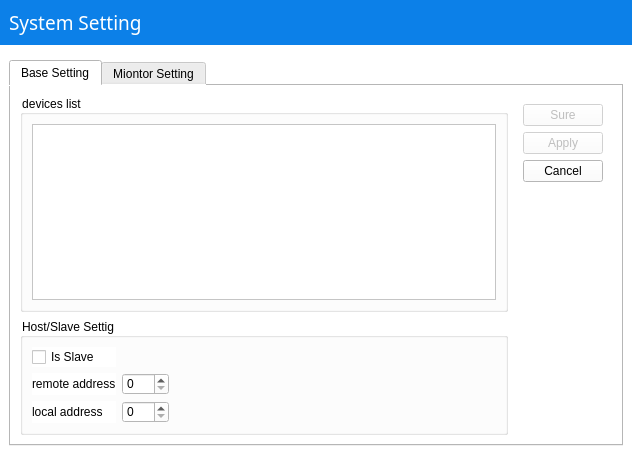
The window that form/settingdialog.ui (kyyblabla/gas_check) describes before a commit, drawn with Qt 5.
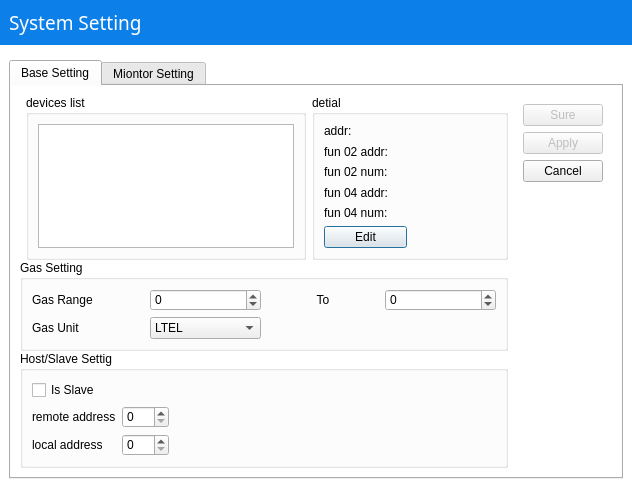
The same window after the commit. Icons and pictures are not drawn. Custom widgets are drawn as their Qt base class.

The edit to the form file:
```diff
--- a/form/settingdialog.ui
+++ b/form/settingdialog.ui
@@ -62,9 +62,11 @@
    <item>
     <widget class="QWidget" name="widget_7" native="true">
      <property name="styleSheet">
-      <string notr="true">QWidget{
-  	background-color: rgb(255, 255, 255);
-}</string>
+      <string notr="true"> QWidget#tab, QWidget#tab_2{
+    
+	background-color: rgb(255, 255, 255);
+}
+ </string>
      </property>
      <layout class="QVBoxLayout" name="verticalLayout_3">
       <item>
@@ -79,18 +81,197 @@
          <layout class="QHBoxLayout" name="horizontalLayout_2">
           <item>
            <widget class="QWidget" name="widget_4" native="true">
-            <layout class="QVBoxLayout" name="verticalLayout_4" stretch="0,0">
+            <layout class="QVBoxLayout" name="verticalLayout_2">
+             <property name="spacing">
+              <number>0</number>
+             </property>
              <property name="margin">
               <number>0</number>
              </property>
              <item>
-              <widget class="QGroupBox" name="groupBox">
+              <widget class="QWidget" name="widget_9" native="true">
+               <layout class="QHBoxLayout" name="horizontalLayout_4" stretch="0,0,1">
+                <property name="margin">
+                 <number>0</number>
+                </property>
+                <item>
+                 <widget class="QWidget" name="widget_8" native="true">
+                  <layout class="QVBoxLayout" name="verticalLayout_4">
+                   <property name="margin">
+                    <number>0</number>
+                   </property>
+                  </layout>
+                 </widget>
+                </item>
+                <item>
+                 <widget class="QGroupBox" name="groupBox">
+                  <property name="title">
+                   <string>devices list</string>
+                  </property>
+                  <layout class="QVBoxLayout" name="verticalLayout_6">
+                   <item>
+                    <widget class="QListWidget" name="listWidget"/>
+                   </item>
+                  </layout>
+                 </widget>
+                </item>
+                <item>
+                 <widget class="QGroupBox" name="groupBox_3">
+                  <property name="title">
+                   <string>detial</string>
+                  </property>
+                  <layout class="QGridLayout" name="gridLayout_3">
+                   <item row="7" column="2">
+                    <widget class="QLabel" name="fun_04_num_label_20">
+                     <property name="text">
+                      <string/>
+                     </property>
+                    </widget>
+                   </item>
+                   <item row="3" column="2">
+                    <widget class="QLabel" name="fun_02_addr_label_7">
+                     <property name="text">
+                      <string/>
+                     </property>
+                    </widget>
+                   </item>
+                   <item row="3" column="1">
+                    <widget class="QLabel" name="label_6">
+                     <property name="text">
+                      <string>fun 02 addr:</string>
+                     </property>
+                    </widget>
+                   </item>
+                   <item row="7" column="1">
+                    <widget class="QLabel" name="label_19">
+                     <property name="text">
+                      <string>fun 04 num:</string>
+                     </property>
+                    </widget>
+                   </item>
+                   <item row="1" column="2">
+                    <widget class="QLabel" name="addr_label">
+                     <property name="text">
+                      <string/>
+                     </property>
+                    </widget>
+                   </item>
+                   <item row="4" column="2">
+                    <widget class="QLabel" name="fun_02_num_label_12">
+                     <property name="text">
+                      <string/>
+                     </property>
+                    </widget>
+                   </item>
+                   <item row="4" column="1">
+                    <widget class="QLabel" name="label_14">
+                     <property name="text">
+                      <string>fun 02 num:</string>
+                     </property>
+                    </widget>
+                   </item>
+                   <item row="1" column="1">
+                    <widget class="QLabel" name="label_10">
+                     <property name="text">
+                      <string>addr:</string>
+                     </property>
+                    </widget>
+                   </item>
+                   <item row="6" column="1">
+                    <widget class="QLabel" name="label_11">
+                     <property name="text">
+                      <string>fun 04 addr:</string>
+                     </property>
+                    </widget>
+                   </item>
+                   <item row="6" column="2">
+                    <widget class="QLabel" name="fun_04_addr_label_13">
+                     <property name="text">
+                      <string/>
+                     </property>
+                    </widget>
+                   </item>
+                   <item row="8" column="1">
+                    <widget class="QPushButton" name="pushButton_6">
+                     <property name="text">
+                      <string>Edit</string>
+                     </property>
+                    </widget>
+                   </item>
+                  </layout>
+                 </widget>
+                </item>
+               </layout>
+              </widget>
+             </item>
+             <item>
+              <widget class="QGroupBox" name="GasSetting">
                <property name="title">
-                <string>devices list</string>
+                <string>Gas Setting</string>
                </property>
-               <layout class="QVBoxLayout" name="verticalLayout_2">
-                <item>
-                 <widget class="QTableView" name="tableView"/>
+               <layout class="QGridLayout" name="gridLayout_2">
+                <item row="0" column="0">
+                 <widget class="QLabel" name="label_4">
+                  <property name="text">
+                   <string>Gas Range</string>
+                  </property>
+                 </widget>
+                </item>
+                <item row="0" column="1">
+                 <widget class="QSpinBox" name="spinBox_3">
+                  <property name="minimum">
+                   <number>-100000</number>
+                  </property>
+                  <property name="maximum">
+                   <number>100000</number>
+                  </property>
+                 </widget>
+                </item>
+                <item row="0" column="2">
+                 <widget class="QLabel" name="label_5">
+                  <property name="text">
+                   <string>To</string>
+                  </property>
+                  <property name="alignment">
+                   <set>Qt::AlignCenter</set>
+                  </property>
+                 </widget>
+                </item>
+                <item row="0" column="3">
+                 <widget class="QSpinBox" name="spinBox_4">
+                  <property name="minimum">
+                   <number>-100000</number>
+                  </property>
+                  <property name="maximum">
+                   <number>100000</number>
+                  </property>
+                 </widget>
+                </item>
+                <item row="1" column="0">
+                 <widget class="QLabel" name="label_8">
+                  <property name="text">
+                   <string>Gas Unit</string>
+                  </property>
+                 </widget>
+                </item>
+                <item row="1" column="1">
+                 <widget class="QComboBox" name="comboBox">
+                  <item>
+                   <property name="text">
+                    <string>LTEL</string>
+                   </property>
+                  </item>
+                  <item>
+                   <property name="text">
+                    <string>STEL</string>
+                   </property>
+                  </item>
+                  <item>
+                   <property name="text">
+                    <string/>
+                   </property>
+                  </item>
+                 </widget>
                 </item>
                </layout>
               </widget>
```
